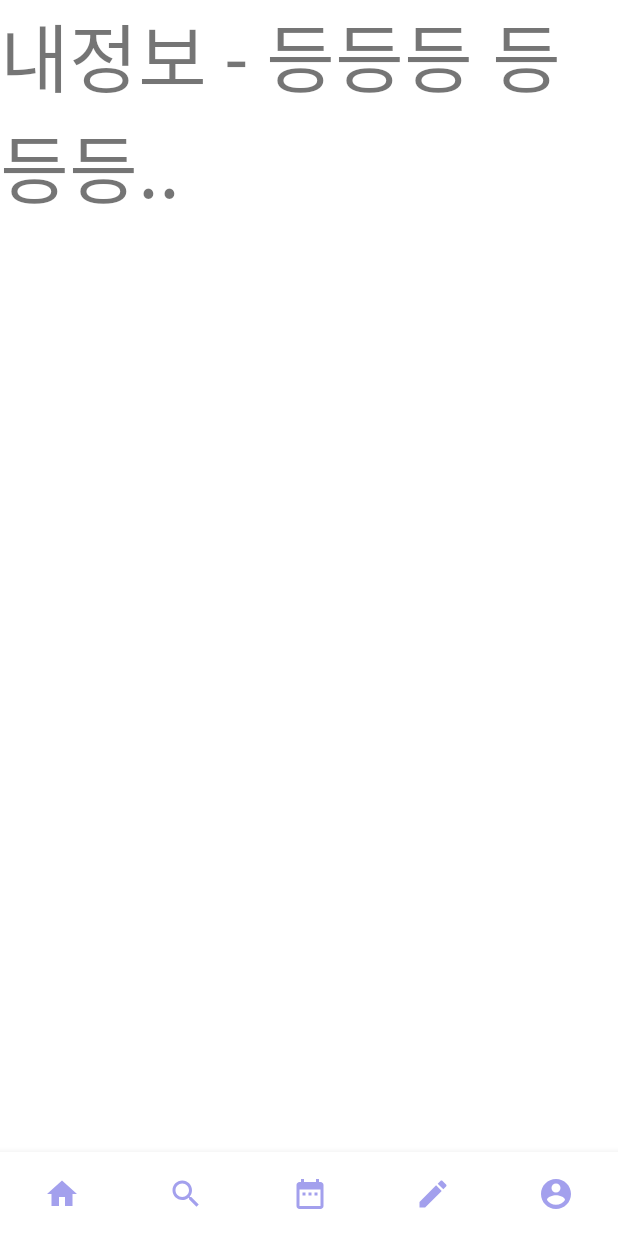
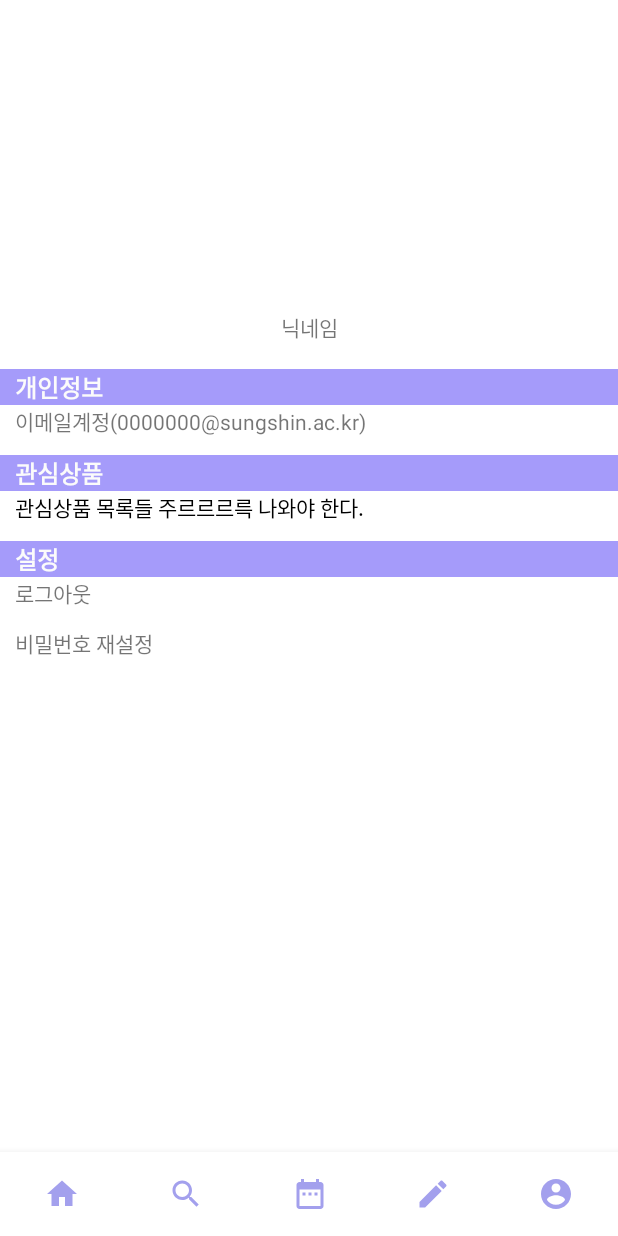
Before and after one commit to leejw-lu/crystal_product3, an Android app: the fragment Frag5 placed in its activity, on a phone screen of 412 x 824 dp. Run offline under Robolectric (Android 15) with nearby library versions, the phone set to English and light mode, and no system bars.

Commit message:
마이페이지화면 틀 구성

```diff
--- a/app/src/main/res/layout/activity_login.xml
+++ b/app/src/main/res/layout/activity_login.xml
@@ -1,5 +1,6 @@
 <?xml version="1.0" encoding="utf-8"?>
-<androidx.constraintlayout.widget.ConstraintLayout xmlns:android="http://schemas.android.com/apk/res/android"
+<androidx.constraintlayout.widget.ConstraintLayout
+    xmlns:android="http://schemas.android.com/apk/res/android"
     xmlns:app="http://schemas.android.com/apk/res-auto"
     xmlns:tools="http://schemas.android.com/tools"
     android:id="@+id/ConstraintLayout"
@@ -7,10 +8,22 @@
     android:layout_height="match_parent"
     tools:context=".LoginActivity">
 
+    <Button
+        android:id="@+id/btn_repassword"
+        android:layout_width="246dp"
+        android:layout_height="40dp"
+        android:text="비밀번호 재설정"
+        app:layout_constraintBottom_toBottomOf="parent"
+        app:layout_constraintEnd_toEndOf="parent"
+        app:layout_constraintHorizontal_bias="0.496"
+        app:layout_constraintStart_toStartOf="parent"
+        app:layout_constraintTop_toTopOf="parent"
+        app:layout_constraintVertical_bias="0.638" />
+
     <EditText
         android:id="@+id/et_email"
-        android:layout_width="wrap_content"
-        android:layout_height="wrap_content"
+        android:layout_width="246dp"
+        android:layout_height="40dp"
         android:layout_marginTop="288dp"
         android:ems="10"
         android:hint="이메일을 입력하세요"
@@ -22,8 +35,8 @@
 
     <EditText
         android:id="@+id/et_pwd"
-        android:layout_width="wrap_content"
-        android:layout_height="wrap_content"
+        android:layout_width="246dp"
+        android:layout_height="40dp"
         android:layout_marginTop="10dp"
         android:ems="10"
         android:hint="비밀번호를 입력하세요"
@@ -35,28 +48,28 @@
 
     <Button
         android:id="@+id/btn_login"
-        android:layout_width="99dp"
-        android:layout_height="47dp"
+        android:layout_width="246dp"
+        android:layout_height="40dp"
         android:text="로그인"
         app:layout_constraintBottom_toBottomOf="parent"
         app:layout_constraintEnd_toEndOf="parent"
-        app:layout_constraintHorizontal_bias="0.309"
+        app:layout_constraintHorizontal_bias="0.496"
         app:layout_constraintStart_toStartOf="parent"
         app:layout_constraintTop_toTopOf="parent"
-        app:layout_constraintVertical_bias="0.6" />
+        app:layout_constraintVertical_bias="0.57" />
 
     <Button
         android:id="@+id/btn_register"
-        android:layout_width="96dp"
-        android:layout_height="48dp"
+        android:layout_width="246dp"
+        android:layout_height="40dp"
         android:backgroundTint="@color/black"
         android:text="회원가입"
         app:layout_constraintBottom_toBottomOf="parent"
         app:layout_constraintEnd_toEndOf="parent"
-        app:layout_constraintHorizontal_bias="0.686"
+        app:layout_constraintHorizontal_bias="0.496"
         app:layout_constraintStart_toStartOf="parent"
         app:layout_constraintTop_toTopOf="parent"
-        app:layout_constraintVertical_bias="0.6" />
+        app:layout_constraintVertical_bias="0.738" />
 
     <TextView
         android:id="@+id/textView"
--- a/app/src/main/res/layout/frag5_profile.xml
+++ b/app/src/main/res/layout/frag5_profile.xml
@@ -1,17 +1,119 @@
 <?xml version="1.0" encoding="utf-8"?>
-<LinearLayout
+<androidx.constraintlayout.widget.ConstraintLayout
     xmlns:android="http://schemas.android.com/apk/res/android"
+    xmlns:app="http://schemas.android.com/apk/res-auto"
+    xmlns:tools="http://schemas.android.com/tools"
     android:layout_width="match_parent"
     android:layout_height="match_parent"
     android:background="@color/white"
     android:orientation="vertical"
     android:layout_gravity="center" >
 
+    <ImageView
+        android:id="@+id/imageView4"
+        android:layout_width="86dp"
+        android:layout_height="84dp"
+        app:layout_constraintBottom_toBottomOf="parent"
+        app:layout_constraintEnd_toEndOf="parent"
+        app:layout_constraintHorizontal_bias="0.498"
+        app:layout_constraintStart_toStartOf="parent"
+        app:layout_constraintTop_toTopOf="parent"
+        app:layout_constraintVertical_bias="0.143"
+        tools:srcCompat="@drawable/default_profile" />
+
     <TextView
+        android:id="@+id/textView8"
         android:layout_width="wrap_content"
         android:layout_height="wrap_content"
-        android:text="내정보 - 등등등 등등등.."
-        android:textSize="50dp" />
+        android:text="닉네임"
+        app:layout_constraintBottom_toBottomOf="parent"
+        app:layout_constraintEnd_toEndOf="parent"
+        app:layout_constraintStart_toStartOf="parent"
+        app:layout_constraintTop_toBottomOf="@+id/imageView4"
+        app:layout_constraintVertical_bias="0.045" />
+
+    <TextView
+        android:id="@+id/textView4"
+        android:layout_width="match_parent"
+        android:layout_height="wrap_content"
+        android:background="#A59BFA"
+        android:paddingLeft="10dp"
+        android:text="개인정보"
+        android:textColor="#FBFBFB"
+        android:textSize="16sp"
+        android:textStyle="bold"
+        app:layout_constraintBottom_toBottomOf="parent"
+        app:layout_constraintTop_toBottomOf="@+id/textView8"
+        app:layout_constraintVertical_bias="0.033"
+        tools:layout_editor_absoluteX="0dp" />
+
+    <TextView
+        android:id="@+id/textView5"
+        android:layout_width="match_parent"
+        android:layout_height="33dp"
+        android:paddingLeft="10dp"
+        android:text="이메일계정(0000000@sungshin.ac.kr)"
+        app:layout_constraintEnd_toEndOf="parent"
+        app:layout_constraintStart_toStartOf="parent"
+        app:layout_constraintTop_toBottomOf="@+id/textView4" />
+
+    <TextView
+        android:id="@+id/textView6"
+        android:layout_width="match_parent"
+        android:layout_height="wrap_content"
+        android:background="#A59BFA"
+        android:paddingLeft="10dp"
+        android:text="관심상품"
+        android:textColor="#FBFBFB"
+        android:textSize="16sp"
+        android:textStyle="bold"
+        app:layout_constraintEnd_toEndOf="parent"
+        app:layout_constraintStart_toStartOf="parent"
+        app:layout_constraintTop_toBottomOf="@+id/textView5" />
+
+    <TextView
+        android:id="@+id/textView7"
+        android:layout_width="match_parent"
+        android:layout_height="33dp"
+        android:paddingLeft="10dp"
+        android:text="관심상품 목록들 주르르르륵 나와야 한다."
+        android:textColor="@color/black"
+        app:layout_constraintEnd_toEndOf="parent"
+        app:layout_constraintStart_toStartOf="parent"
+        app:layout_constraintTop_toBottomOf="@+id/textView6" />
 
 
-</LinearLayout>
+    //intent 해서 화면 이동하기!
+
+    <TextView
+        android:id="@+id/setting"
+        android:layout_width="match_parent"
+        android:layout_height="wrap_content"
+        android:background="#A59BFA"
+        android:paddingLeft="10dp"
+        android:text="설정"
+        android:textColor="#FBFBFB"
+        android:textSize="16sp"
+        android:textStyle="bold"
+        app:layout_constraintTop_toBottomOf="@+id/textView7"
+        tools:layout_editor_absoluteX="0dp" />
+
+    <TextView
+        android:id="@+id/setting_logout"
+        android:layout_width="match_parent"
+        android:layout_height="33dp"
+        android:paddingLeft="10dp"
+        android:text="로그아웃"
+        app:layout_constraintTop_toBottomOf="@+id/setting"
+        tools:layout_editor_absoluteX="0dp" />
+
+    <TextView
+        android:id="@+id/setting_repwd"
+        android:layout_width="match_parent"
+        android:layout_height="33dp"
+        android:paddingLeft="10dp"
+        android:text="비밀번호 재설정"
+        app:layout_constraintTop_toBottomOf="@+id/setting_logout"
+        tools:layout_editor_absoluteX="16dp" />
+
+</androidx.constraintlayout.widget.ConstraintLayout>
```
Also changed, not shown: app/src/main/res/drawable/default_profile.jpg (added), app/src/main/res/layout/cardview_item.xml (indentation only).
